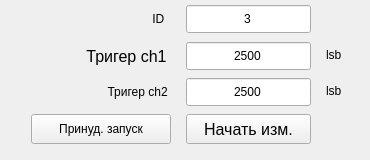
Before: the Qt Designer form WidgetRunMeasure.ui in AtariVC/mpp_osc_kpa_dialog, drawn with Qt 5.
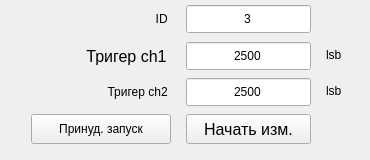
After: the same form once the commit is applied.

What changed in the file:
```diff
--- a/WidgetRunMeasure.ui
+++ b/WidgetRunMeasure.ui
@@ -300,7 +300,7 @@
         <string notr="true">font: 12pt &quot;MS Shell Dlg 2&quot;;</string>
        </property>
        <property name="text">
-        <string>ID  </string>
+        <string>ID </string>
        </property>
        <property name="alignment">
         <set>Qt::AlignRight|Qt::AlignTrailing|Qt::AlignVCenter</set>
```
Left out of the diff: 186 changed lines with no effect on the pictures.
